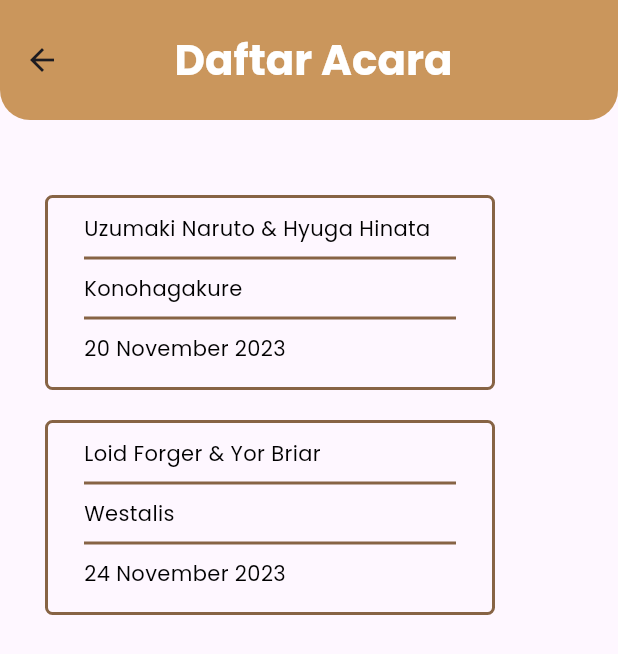
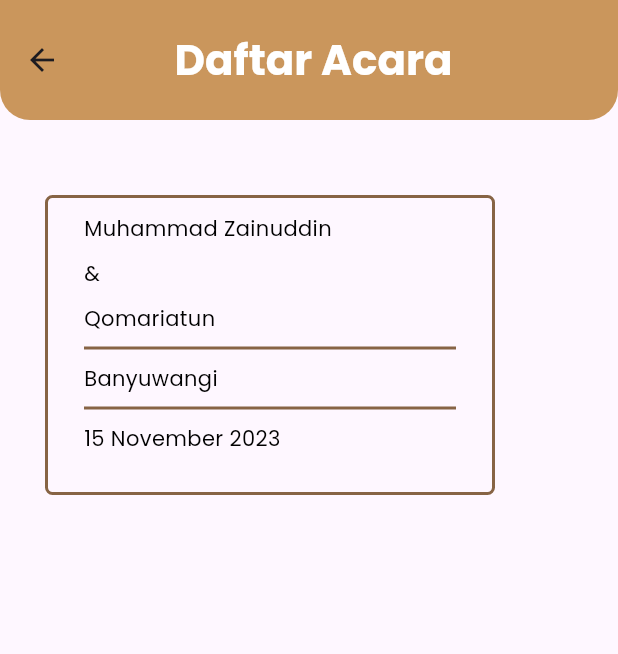
Before and after one commit to miftahozuki/flutter-invital, a Flutter app: the EventPage screen opened directly, on a phone screen of 412 x 824 dp. Shown: the top 654 px of the screen. Run offline on Flutter 3.47's test engine with Material 3 defaults, Android fonts, the phone set to English and light mode, and no system bars; our stand-ins replace dio, form_field_validator, google_fonts, line_awesome_flutter, shared_preferences and 2 more; missing offline and left inert: dart:ffi, qr_code_scanner; accounts and stored records are empty.

Commit message:
feat(event) update interface

```diff
--- a/lib/screen/event_page.dart
+++ b/lib/screen/event_page.dart
@@ -46,34 +46,10 @@ class EventPage extends StatelessWidget {
                   child: EventCard(
                     Event(
                       id: 1,
-                      husband_name: 'Uzumaki Naruto',
-                      wife_name: 'Hyuga Hinata',
-                      event_address: 'Konohagakure',
-                      event_date: '20 November 2023',
-                    ),
-                  ),
-                  onTap: () {
-                    Navigator.push(
-                      context,
-                      MaterialPageRoute(
-                        builder: (context) {
-                          return EventDetailPage();
-                        },
-                      ),
-                    );
-                  },
-                ),
-                SizedBox(
-                  height: 20,
-                ),
-                InkWell(
-                  child: EventCard(
-                    Event(
-                      id: 1,
-                      husband_name: 'Loid Forger',
-                      wife_name: 'Yor Briar',
-                      event_address: 'Westalis',
-                      event_date: '24 November 2023',
+                      husband_name: 'Muhammad Zainuddin',
+                      wife_name: 'Qomariatun',
+                      event_address: 'Banyuwangi',
+                      event_date: '15 November 2023',
                     ),
                   ),
                   onTap: () {
--- a/lib/widgets/event_card.dart
+++ b/lib/widgets/event_card.dart
@@ -16,7 +16,7 @@ class EventCard extends StatelessWidget {
           crossAxisAlignment: CrossAxisAlignment.start,
           children: [
             Container(
-              height: 130,
+              height: 200,
               width: 300,
               decoration: BoxDecoration(
                 border: Border.all(
@@ -34,7 +34,21 @@ class EventCard extends StatelessWidget {
                   crossAxisAlignment: CrossAxisAlignment.start,
                   children: [
                     Text(
-                      '${event.husband_name} & ${event.wife_name}',
+                      '${event.husband_name}',
+                      style: blackTextStyle,
+                    ),
+                    SizedBox(
+                      height: 10,
+                    ),
+                    Text(
+                      '&',
+                      style: blackTextStyle,
+                    ),
+                    SizedBox(
+                      height: 10,
+                    ),
+                    Text(
+                      '${event.wife_name}',
                       style: blackTextStyle,
                     ),
                     Divider(
```
